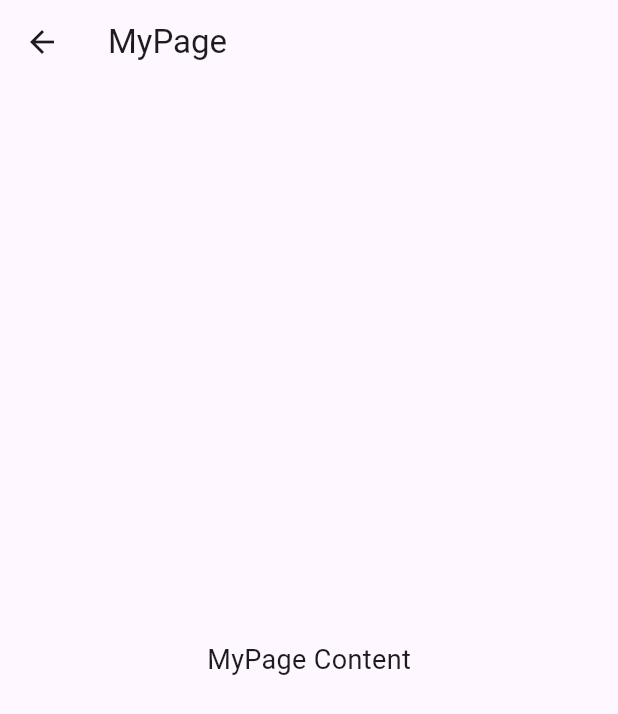
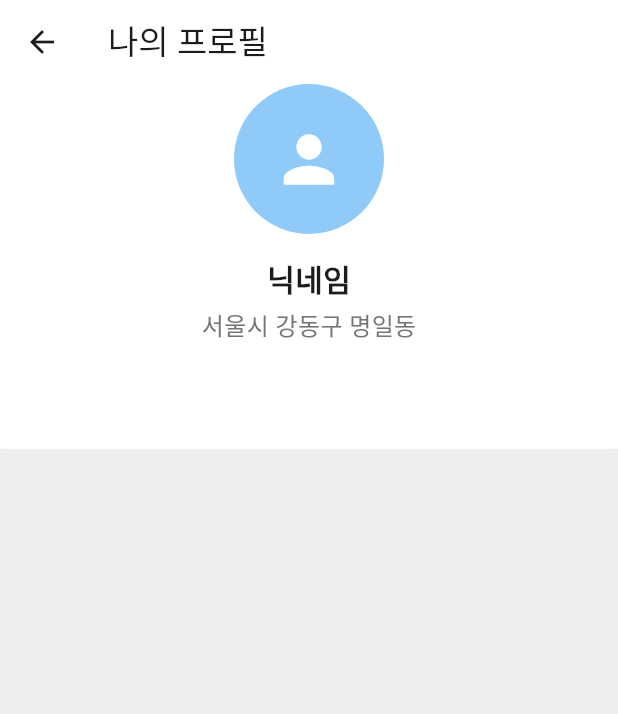
Before and after one commit to matthewKang6263/flutter_application_seau, a Flutter app: the MyPage screen opened directly, on a phone screen of 412 x 824 dp. Shown: the top 714 px of the screen. Run offline on Flutter 3.47's test engine with Material 3 defaults, Android fonts, the phone set to English and light mode, and no system bars; our stand-ins replace flutter_riverpod; project files that could hold a hidden picture were left out.

Commit message:
<style>(mypage):마이페이지 상단 프로필 섹션 UI 추가

```diff
--- a/lib/ui/pages/mypage/my_page.dart
+++ b/lib/ui/pages/mypage/my_page.dart
@@ -1,4 +1,5 @@
 import 'package:flutter/material.dart';
+import 'package:flutter_application_seau/ui/widgets/primary_button.dart';
 
 class MyPage extends StatelessWidget {
   const MyPage({super.key});
@@ -6,15 +7,51 @@ class MyPage extends StatelessWidget {
   @override
   Widget build(BuildContext context) {
     return Scaffold(
+      backgroundColor: Colors.grey[200],
       appBar: AppBar(
-        title: const Text("MyPage"),
+        title: Text('나의 프로필'),
+        backgroundColor: Colors.white,
+        elevation: 0, // 그림자 제거
       ),
-      body: const Center(
-        child: Text(
-          "MyPage Content",
-          style: TextStyle(fontSize: 18),
-        ),
-      ),
+      body: Column(
+        children: [ // 상단 프로필 섹션
+          Container(
+            color: Colors.white, // 프로필 섹션 배경 색상
+            child: Column( // 프로필 섹션 콘텐츠 1. 프로필이미지 2. 사용자닉네임 3. 사용자주소
+              children: [
+                CircleAvatar(
+                  radius: 50,
+                  backgroundColor: Colors.blue[200],
+                  child: Icon(Icons.person,
+                  size: 50,
+                  color: Colors.white,
+                  ),
+                ),
+                SizedBox(height: 15,),
+                Text('닉네임',
+                style: TextStyle(
+                  fontSize: 20,
+                  fontWeight: FontWeight.bold,
+                ),
+                ),
+                SizedBox(height: 5,),
+                Text('서울시 강동구 명일동',
+                style: TextStyle(
+                  fontSize: 16,
+                  color: Colors.grey[600]
+                ),
+                ),
+                SizedBox(height: 20),
+                PrimaryButton(
+                  text: '프로필 수정',
+                  onPressed: (){},
+                  backgroundColor: Colors.white,
+                  ),
+              ],
+            ),
+          )
+        ],
+      )
     );
   }
 }
```
